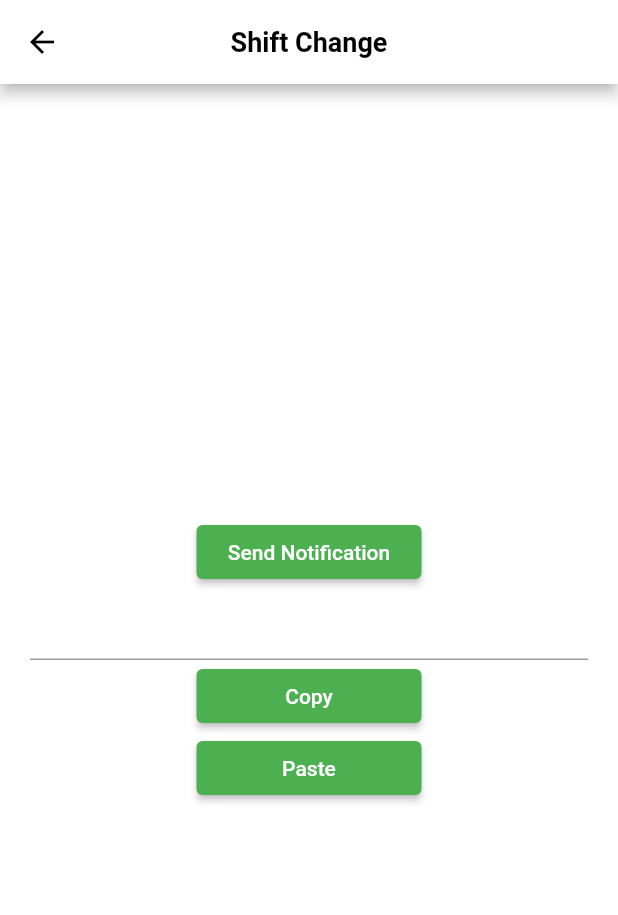
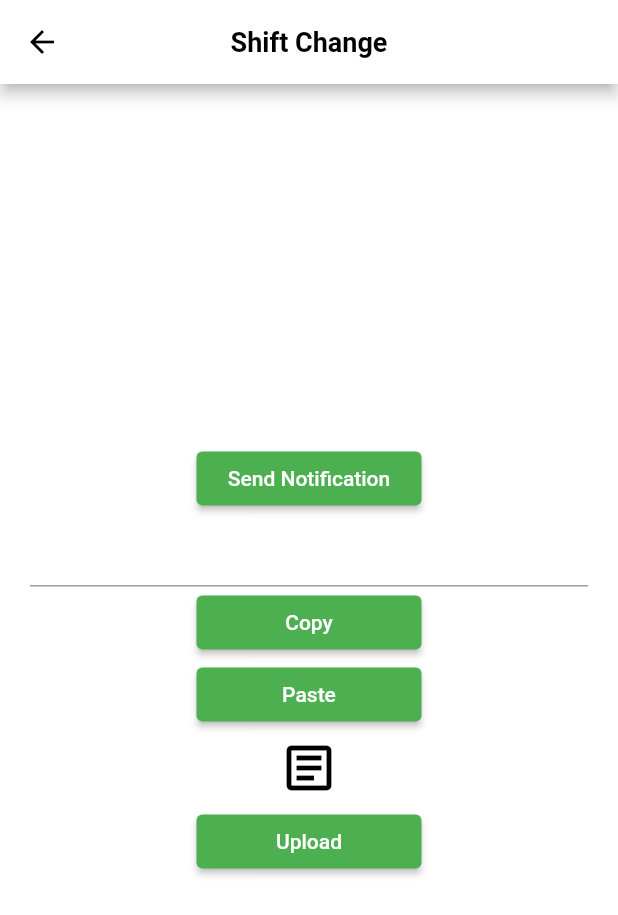
Before and after one commit to Andrew-Hardianto/ecome_app, a Flutter app: the NotifScreen screen opened directly, on a phone screen of 412 x 824 dp. Shown: the top 915 px of the screen. Run offline on Flutter 3.47's test engine with Material 2 defaults, Android fonts, the phone set to English and light mode, and no system bars; drawn by our look-alikes of showcaseview; our stand-ins replace badges, carousel_slider, connectivity_plus, device_info_plus, dio, file_picker and 17 more; missing offline and left inert: device_uuid, encrypt, flutter_downloader, flutter_jailbreak_detection, jwt_decode_full, local_auth_android and 1 more; accounts and stored records are empty.

Commit message:
fix formdata

```diff
--- a/lib/views/screen/notification/notification_screen.dart
+++ b/lib/views/screen/notification/notification_screen.dart
@@ -1,6 +1,9 @@
+import 'dart:io';
+
 import 'package:ecome_app/controllers/notification.dart';
 import 'package:ecome_app/views/screen/bottom_navbar.dart';
 import 'package:ecome_app/views/screen/widget/text_appbar.dart';
+import 'package:file_picker/file_picker.dart';
 import 'package:flutter/material.dart';
 import 'package:flutter/services.dart';
 import 'package:showcaseview/showcaseview.dart';
@@ -32,6 +35,8 @@ class _NotifScreenState extends State<NotifScreen> {
   final _key2 = GlobalKey();
   final _key3 = GlobalKey();
 
+  File? file;
+
   @override
   void initState() {
     super.initState();
@@ -59,6 +64,18 @@ class _NotifScreenState extends State<NotifScreen> {
     Clipboard.getData(Clipboard.kTextPlain).then((value) {
       print(value!.text); //value is clipbarod data
     });
+  }
+
+  upload() async {
+    FilePickerResult? result = await FilePicker.platform.pickFiles();
+
+    print(result);
+    if (result != null) {
+      setState(() {
+        file = File(result.files.single.path!);
+        print(file?.readAsBytesSync());
+      });
+    }
   }
 
   @override
@@ -136,7 +153,29 @@ class _NotifScreenState extends State<NotifScreen> {
                   pasteText();
                 },
               ),
-            )
+            ),
+            Container(
+              width: MediaQuery.of(context).size.width / 3,
+              height: 50,
+              child: file != null
+                  ? Icon(
+                      Icons.article,
+                      size: 40,
+                    )
+                  : Icon(
+                      Icons.article_outlined,
+                      size: 40,
+                    ),
+            ),
+            SizedBox(
+              width: 150,
+              child: ElevatedButton(
+                child: Text('Upload'),
+                onPressed: () {
+                  upload();
+                },
+              ),
+            ),
           ],
         ),
       ),
--- a/pubspec.yaml
+++ b/pubspec.yaml
@@ -67,6 +67,7 @@ dependencies:
   shimmer: ^2.0.0
   fl_chart: ^0.55.1
   device_uuid: ^0.0.4
+  dio: ^4.0.6
 
 dev_dependencies:
   flutter_test:
```
Also changed, not shown: lib/controllers/main_service.dart (+29 -6 lines), lib/views/screen/camera/camera_screen.dart (+52 -24 lines), pubspec.lock.
